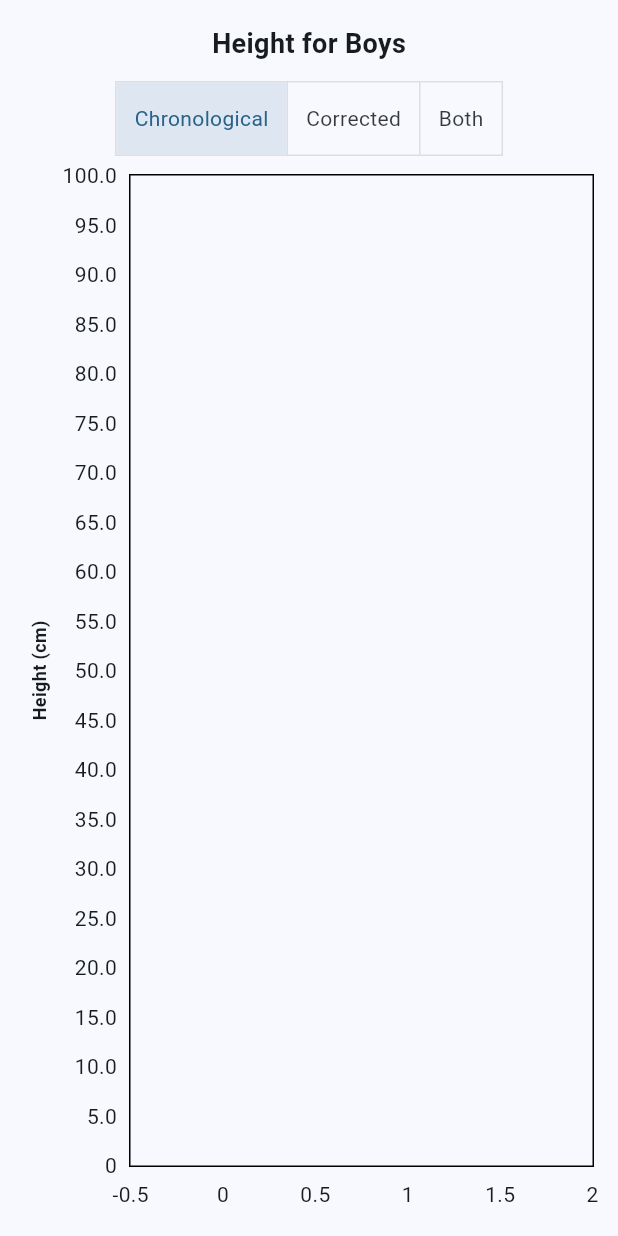
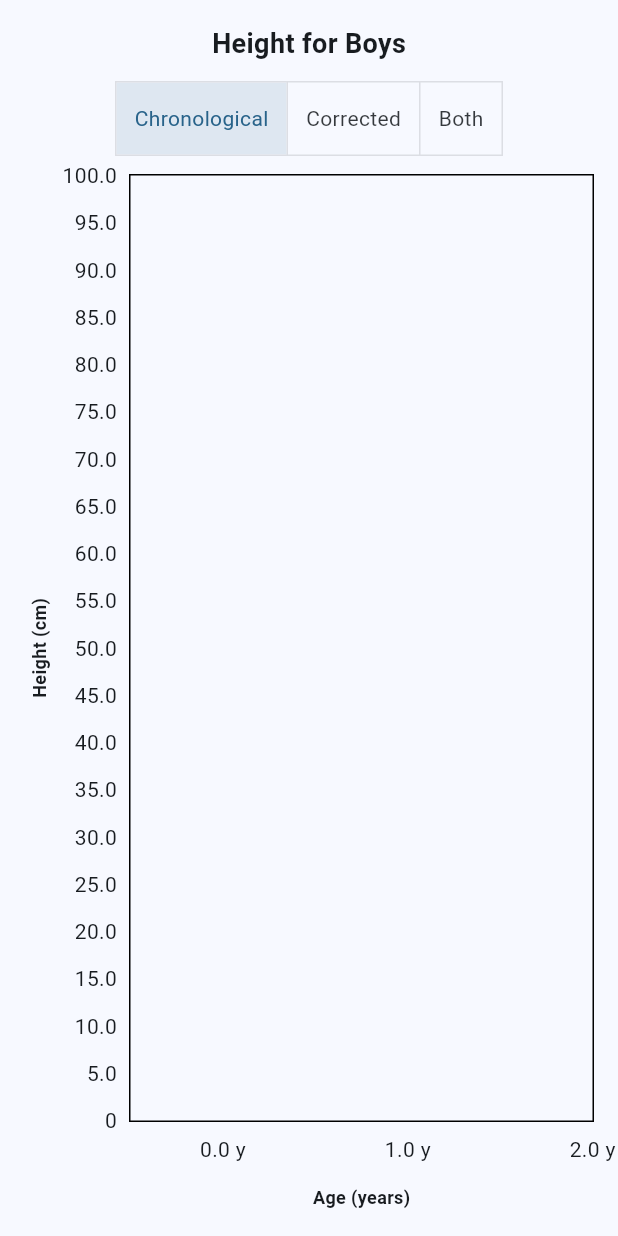
Before and after one commit to rcpch/digital-growth-charts-app, a Flutter app: the CentileChart widget shown alone on an empty page, opened directly with empty values, on a phone screen of 412 x 824 dp. Run offline on Flutter 3.47's test engine with Material 3 defaults, Android fonts, the light colour scheme and no system bars; drawn by our look-alikes of fl_chart; our stand-ins replace flutter_dotenv, smooth_page_indicator.

Commit message:
integers to baseline x axis

```diff
--- a/lib/widgets/centile_chart.dart
+++ b/lib/widgets/centile_chart.dart
@@ -449,26 +449,22 @@ class _CentileChartState extends State<CentileChart> {
     }
   }
 
-  // SideTitles _getBottomTitles() {
-  //
-  //   // Example: If x-axis is in days, show labels every year
-  //   const double intervalInDays = 365.25; // Approximate days in a year
-  //
-  //   return SideTitles(
-  //     showTitles: true,
-  //     reservedSize: 40,
-  //     interval: 4, // Show labels every year
-  //     getTitlesWidget: (value, meta) {
-  //       // Customize the title text based on the value (age in days)
-  //       final int years = (value / intervalInDays).round();
-  //       return SideTitleWidget(
-  //         space: 8.0, // Space between the title and the axis line
-  //         meta: meta, // Pass the meta object here
-  //         child: Text('${value}y'),
-  //       );
-  //     },
-  //   );
-  // }
+  SideTitles _getBottomTitles() {
+
+    return SideTitles(
+      showTitles: true,
+      reservedSize: 40,
+      interval: 1, // Show labels every year
+      getTitlesWidget: (value, meta) {
+        // Customize the title text based on the value (age in days)
+        return SideTitleWidget(
+          space: 8.0, // Space between the title and the axis line
+          meta: meta, // Pass the meta object here
+          child: value % 1 == 0 ? Text('${value.toString()} y') : Text(''),
+        );
+      },
+    );
+  }
 
   // Function to get Y-axis side titles (labels)
   SideTitles _getLeftTitles() {
@@ -576,15 +572,15 @@ class _CentileChartState extends State<CentileChart> {
                       LineChartData(
                         gridData: const FlGridData(show: false),
                         titlesData: FlTitlesData(
-                          // bottomTitles: AxisTitles(
-                          //   sideTitles: _getBottomTitles(), // This will need to be adjusted when we scope the x-axis to the data
-                          //   axisNameWidget: Text(
-                          //     _getXAxisTitle(),
-                          //     style: const TextStyle(
-                          //         fontWeight: FontWeight.bold, fontSize: 12), // Customize style
-                          //   ),
-                          //   axisNameSize: 20,
-                          // ),
+                          bottomTitles: AxisTitles(
+                            sideTitles: _getBottomTitles(), // This will need to be adjusted when we scope the x-axis to the data
+                            axisNameWidget: Text(
+                              _getXAxisTitle(),
+                              style: const TextStyle(
+                                  fontWeight: FontWeight.bold, fontSize: 12), // Customize style
+                            ),
+                            axisNameSize: 20,
+                          ),
                           leftTitles: AxisTitles(
                             sideTitles: _getLeftTitles(),
                             axisNameWidget: Text(
@@ -607,6 +603,7 @@ class _CentileChartState extends State<CentileChart> {
                         clipData: const FlClipData.all(),
                       ),
                     ),
+                    // Labels along the right axis
                     if (_generateScatterSpots().isNotEmpty)
                       ScatterChart(
                         ScatterChartData(
@@ -615,15 +612,15 @@ class _CentileChartState extends State<CentileChart> {
                           scatterSpots: scatterSpots,
                           titlesData: FlTitlesData(
                             show: true,
-                            // bottomTitles: AxisTitles(
-                            //   sideTitles: _getBottomTitles(), // This will need to be adjusted when we scope the x-axis to the data
-                            //   axisNameWidget: Text(
-                            //     _getXAxisTitle(),
-                            //     style: const TextStyle(
-                            //         fontWeight: FontWeight.bold, fontSize: 12), // Customize style
-                            //   ),
-                            //   axisNameSize: 20,
-                            // ),
+                            bottomTitles: AxisTitles(
+                              sideTitles: _getBottomTitles(), // This will need to be adjusted when we scope the x-axis to the data
+                              axisNameWidget: Text(
+                                _getXAxisTitle(),
+                                style: const TextStyle(
+                                    fontWeight: FontWeight.bold, fontSize: 12, color: Colors.transparent), // Customize style
+                              ),
+                              axisNameSize: 20,
+                            ),
                             leftTitles: AxisTitles(
                               sideTitles: _getLeftTitles(),
                               axisNameWidget: Text(
@@ -694,12 +691,6 @@ class _CentileChartState extends State<CentileChart> {
                            ),
                         ),
                       ),
-                     // Labels along the right axis
-                     LayoutBuilder(
-                       builder: (context, constraints) {
-                         return Stack(children: _buildRightAxisLabels(constraints));
-                       },
-                     ),
                   ],
                 );
               },
```
